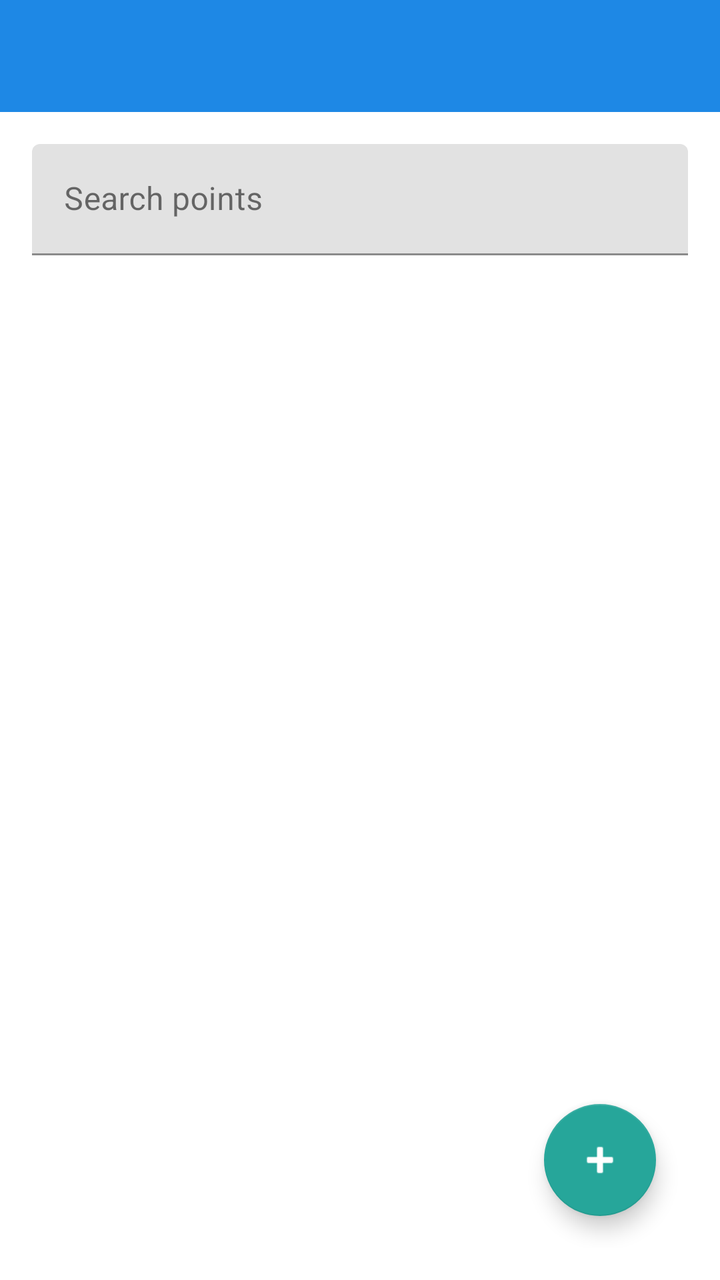
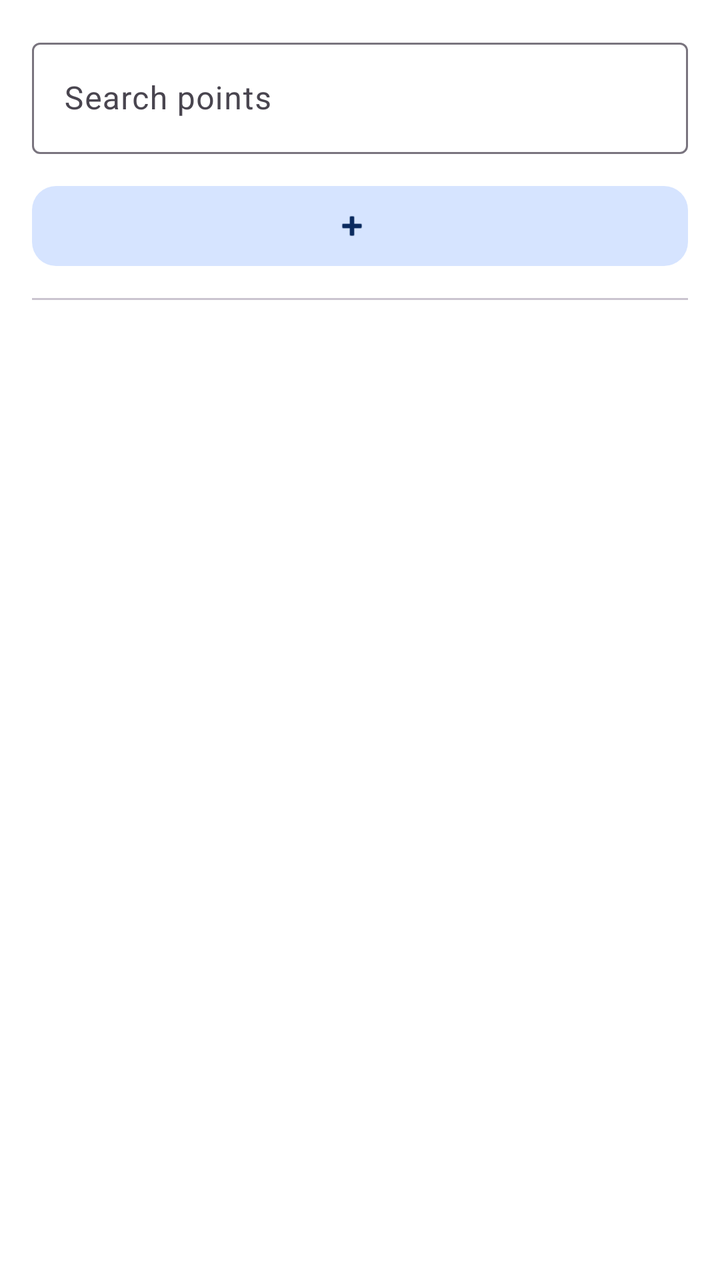

Screens rendered from an Android XML layout before and after an edit, with the pre-edit source and the edit as a unified diff.
<!-- AndroidManifest.xml: application theme Theme.LandNv4 -->
<!-- res/layout/activity_points_list.xml -->
<?xml version="1.0" encoding="utf-8"?>
<LinearLayout xmlns:android="http://schemas.android.com/apk/res/android"
    xmlns:app="http://schemas.android.com/apk/res-auto"
    android:layout_width="match_parent"
    android:layout_height="match_parent"
    android:orientation="vertical">

    <include layout="@layout/include_toolbar"/>

    <androidx.constraintlayout.widget.ConstraintLayout
        android:id="@+id/points_list_root"
        android:layout_width="match_parent"
        android:layout_height="0dp"
        android:layout_weight="1"
        android:padding="16dp">

        
        <com.google.android.material.textfield.TextInputLayout
            android:id="@+id/tilSearch"
            android:layout_width="0dp"
            android:layout_height="wrap_content"
            android:hint="Search points"
            app:endIconMode="clear_text"
            app:layout_constraintTop_toTopOf="parent"
            app:layout_constraintStart_toStartOf="parent"
            app:layout_constraintEnd_toEndOf="parent">

            <com.google.android.material.textfield.TextInputEditText
                android:id="@+id/etSearch"
                android:layout_width="match_parent"
                android:layout_height="wrap_content"
                android:inputType="text"
                android:maxLines="1"/>
        </com.google.android.material.textfield.TextInputLayout>

        
        <androidx.recyclerview.widget.RecyclerView
            android:id="@+id/rvPoints"
            android:layout_width="0dp"
            android:layout_height="0dp"
            android:paddingTop="8dp"
            android:paddingBottom="80dp"
            app:layout_constraintTop_toBottomOf="@id/tilSearch"
            app:layout_constraintBottom_toBottomOf="parent"
            app:layout_constraintStart_toStartOf="parent"
            app:layout_constraintEnd_toEndOf="parent"/>

        
        <com.google.android.material.floatingactionbutton.FloatingActionButton
            android:id="@+id/fabAdd"
            android:layout_width="wrap_content"
            android:layout_height="wrap_content"
            android:layout_margin="16dp"
            android:contentDescription="Add"
            app:srcCompat="@android:drawable/ic_input_add"
            app:layout_constraintBottom_toBottomOf="parent"
            app:layout_constraintEnd_toEndOf="parent"/>

    </androidx.constraintlayout.widget.ConstraintLayout>
</LinearLayout>
<!-- res/layout/include_toolbar.xml (included above) -->
<?xml version="1.0" encoding="utf-8"?>
<com.google.android.material.appbar.AppBarLayout
    xmlns:android="http://schemas.android.com/apk/res/android"
    xmlns:app="http://schemas.android.com/apk/res-auto"
    android:layout_width="match_parent"
    android:layout_height="wrap_content"
    android:fitsSystemWindows="true" >

    <com.google.android.material.appbar.MaterialToolbar
        android:id="@+id/toolbar"
        android:layout_width="match_parent"
        android:layout_height="?attr/actionBarSize"
        android:background="?attr/colorPrimary"
        app:titleTextColor="@android:color/white" />
</com.google.android.material.appbar.AppBarLayout>
<!-- resources referenced by this layout -->
<resources>
  <style name="Theme.LandNv4" parent="Theme.MaterialComponents.DayNight.NoActionBar">
          
          <item name="colorPrimary">@color/color_primary</item>
          <item name="colorPrimaryVariant">@color/color_primary_variant</item>
          <item name="colorOnPrimary">@color/color_on_primary</item>
  
          <item name="colorSecondary">@color/color_secondary</item>
          <item name="colorSecondaryVariant">@color/color_secondary_variant</item>
          <item name="colorOnSecondary">@color/color_on_secondary</item>
  
          
          <item name="android:windowBackground">@color/app_background</item>
          <item name="colorSurface">@color/app_surface</item>
          <item name="colorOnSurface">@color/app_on_surface</item>
      </style>
  <color name="color_primary">#1E88E5</color>
  <color name="color_primary_variant">#1565C0</color>
  <color name="color_on_primary">#FFFFFF</color>
  <color name="color_secondary">#26A69A</color>
  <color name="color_secondary_variant">#00897B</color>
  <color name="color_on_secondary">#FFFFFF</color>
  <color name="app_background">#FFFFFF</color>
  <color name="app_surface">#FFFFFF</color>
  <color name="app_on_surface">#111111</color>
</resources>

<!-- the commit's change to res/layout/activity_points_list.xml (unified diff, before → after) -->
@@ -5,7 +5,6 @@
     android:layout_height="match_parent"
     android:orientation="vertical">
 
-    <include layout="@layout/include_toolbar"/>
 
     <androidx.constraintlayout.widget.ConstraintLayout
         android:id="@+id/points_list_root"
@@ -15,9 +14,10 @@
         android:padding="16dp">
 
         
+        
         <com.google.android.material.textfield.TextInputLayout
             android:id="@+id/tilSearch"
-            android:layout_width="0dp"
+            android:layout_width="match_parent"
             android:layout_height="wrap_content"
             android:hint="Search points"
             app:endIconMode="clear_text"
@@ -34,43 +34,61 @@
         </com.google.android.material.textfield.TextInputLayout>
 
         
+        <com.google.android.material.button.MaterialButton
+            android:id="@+id/btnAdd"
+            style="@style/Widget.Material3.Button.TonalButton"
+            android:layout_width="match_parent"
+            android:layout_height="wrap_content"
+            android:layout_marginTop="12dp"
+            app:icon="@android:drawable/ic_input_add"
+            app:iconGravity="textStart"
+            app:backgroundTint="@color/color_primary_container"
+            app:iconTint="@color/color_on_primary_container"
+            android:textColor="@color/color_on_primary_container"
+            app:cornerRadius="12dp"
+
+            app:layout_constraintTop_toBottomOf="@id/tilSearch"
+            app:layout_constraintStart_toStartOf="parent"
+            app:layout_constraintEnd_toEndOf="parent"
+            />
+
+        
+
+        <com.google.android.material.divider.MaterialDivider
+            android:id="@+id/divider"
+            android:layout_width="match_parent"
+            android:layout_height="wrap_content"
+            android:layout_marginTop="12dp"
+            android:layout_marginBottom="8dp"
+            app:layout_constraintStart_toStartOf="parent"
+            app:layout_constraintTop_toBottomOf="@id/btnAdd"
+            app:layout_constraintEnd_toEndOf="parent"/>
+
+
+        <TextView
+            android:id="@+id/tvStatus"
+            android:layout_width="match_parent"
+            android:layout_height="wrap_content"
+            android:textAlignment="center"
+            android:textSize="12sp"
+            android:visibility="gone"
+            app:layout_constraintTop_toBottomOf="@id/divider"
+            app:layout_constraintStart_toStartOf="parent"
+            app:layout_constraintEnd_toEndOf="parent"
+            android:layout_marginTop="30dp"/>
+
+        
         <androidx.recyclerview.widget.RecyclerView
             android:id="@+id/rvPoints"
             android:layout_width="0dp"
             android:layout_height="0dp"
             android:paddingTop="8dp"
             android:paddingBottom="80dp"
-            app:layout_constraintTop_toBottomOf="@id/tilSearch"
+            app:layout_constraintTop_toBottomOf="@id/divider"
             app:layout_constraintBottom_toBottomOf="parent"
             app:layout_constraintStart_toStartOf="parent"
             app:layout_constraintEnd_toEndOf="parent"/>
 
         
-        <com.google.android.material.floatingactionbutton.FloatingActionButton
-            android:id="@+id/fabAdd"
-            android:layout_width="wrap_content"
-            android:layout_height="wrap_content"
-            android:layout_margin="16dp"
-            android:contentDescription="Add"
-            app:srcCompat="@android:drawable/ic_input_add"
-            app:layout_constraintBottom_toBottomOf="parent"
-            app:layout_constraintEnd_toEndOf="parent"/>
-
     </androidx.constraintlayout.widget.ConstraintLayout>
 </LinearLayout>
-<!-- res/layout/include_toolbar.xml (included above) -->
-<?xml version="1.0" encoding="utf-8"?>
-<com.google.android.material.appbar.AppBarLayout
-    xmlns:android="http://schemas.android.com/apk/res/android"
-    xmlns:app="http://schemas.android.com/apk/res-auto"
-    android:layout_width="match_parent"
-    android:layout_height="wrap_content"
-    android:fitsSystemWindows="true" >
-
-    <com.google.android.material.appbar.MaterialToolbar
-        android:id="@+id/toolbar"
-        android:layout_width="match_parent"
-        android:layout_height="?attr/actionBarSize"
-        android:background="?attr/colorPrimary"
-        app:titleTextColor="@android:color/white" />
-</com.google.android.material.appbar.AppBarLayout>
<!-- resource entries referenced after the edit -->
@@ -1,28 +1,43 @@
 <!-- resources referenced by this layout -->
 <resources>
-  <style name="Theme.LandNv4" parent="Theme.MaterialComponents.DayNight.NoActionBar">
+  <color name="color_on_primary_container">#0A2A5E</color>
+  <color name="color_primary_container">#D6E4FF</color>
+  <style name="Theme.LandNv4" parent="Theme.Material3.DayNight.NoActionBar">
+  
           
           <item name="colorPrimary">@color/color_primary</item>
-          <item name="colorPrimaryVariant">@color/color_primary_variant</item>
           <item name="colorOnPrimary">@color/color_on_primary</item>
-  
           <item name="colorSecondary">@color/color_secondary</item>
-          <item name="colorSecondaryVariant">@color/color_secondary_variant</item>
           <item name="colorOnSecondary">@color/color_on_secondary</item>
   
           
           <item name="android:windowBackground">@color/app_background</item>
-          <item name="colorSurface">@color/app_surface</item>
+  
           <item name="colorOnSurface">@color/app_on_surface</item>
+  
+          
+          <item name="colorSurface">#F5F5F5</item>
+          <item name="colorSurfaceVariant">#EEEEEE</item>
+          <item name="colorSurfaceContainer">#F2F2F2</item>
+          <item name="colorSurfaceContainerLow">#F7F7F7</item>
+  
+          
+          <item name="android:statusBarColor">@android:color/transparent</item>
+          <item name="android:navigationBarColor">@android:color/transparent</item>
+  
+          
+          <item name="android:enforceStatusBarContrast">false</item>
+          <item name="android:enforceNavigationBarContrast">false</item>
+          <item name="android:windowLightStatusBar">false</item>
+          <item name="android:windowLightNavigationBar">false</item>
+  
+  
       </style>
   <color name="color_primary">#1E88E5</color>
-  <color name="color_primary_variant">#1565C0</color>
   <color name="color_on_primary">#FFFFFF</color>
   <color name="color_secondary">#26A69A</color>
-  <color name="color_secondary_variant">#00897B</color>
   <color name="color_on_secondary">#FFFFFF</color>
   <color name="app_background">#FFFFFF</color>
-  <color name="app_surface">#FFFFFF</color>
   <color name="app_on_surface">#111111</color>
 </resources>
 
